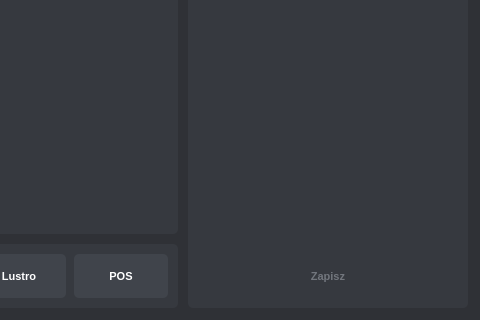
Old version of the form gui/ui/Camera.ui in the repository oreols/ProjektAOI; both pictures show x 720 to 1200 and y 480 to 800 of the 1200 by 800 pixel window.
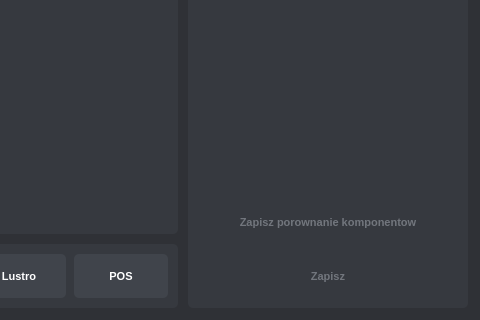
New version of the form. Icons and pictures are not drawn.

```diff
--- a/gui/ui/Camera.ui
+++ b/gui/ui/Camera.ui
@@ -706,6 +706,24 @@
           </property>
          </widget>
         </item>
+        <item>
+         <widget class="QPushButton" name="save_button_comparision">
+          <property name="geometry">
+           <rect>
+            <x>1000</x>
+            <y>400</y>
+            <width>150</width>
+            <height>30</height>
+           </rect>
+          </property>
+          <property name="text">
+           <string>Zapisz porownanie komponentow</string>
+          </property>
+          <property name="enabled">
+           <bool>false</bool>
+          </property>
+         </widget>
+        </item>
         <item>
          <widget class="QPushButton" name="save_button">
           <property name="geometry">
```
